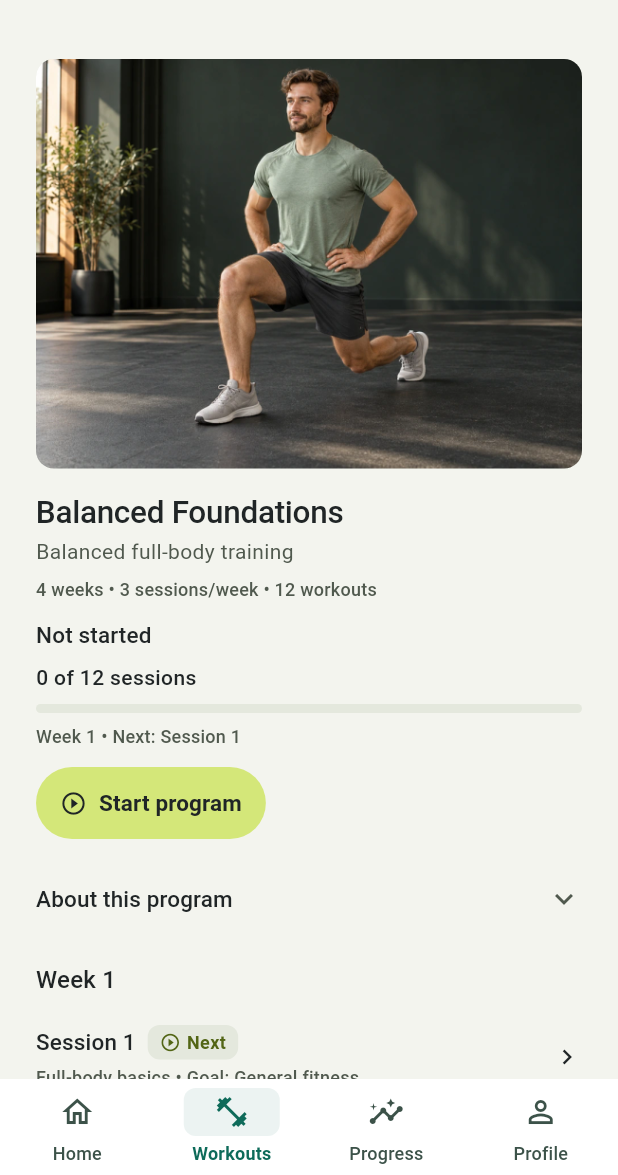
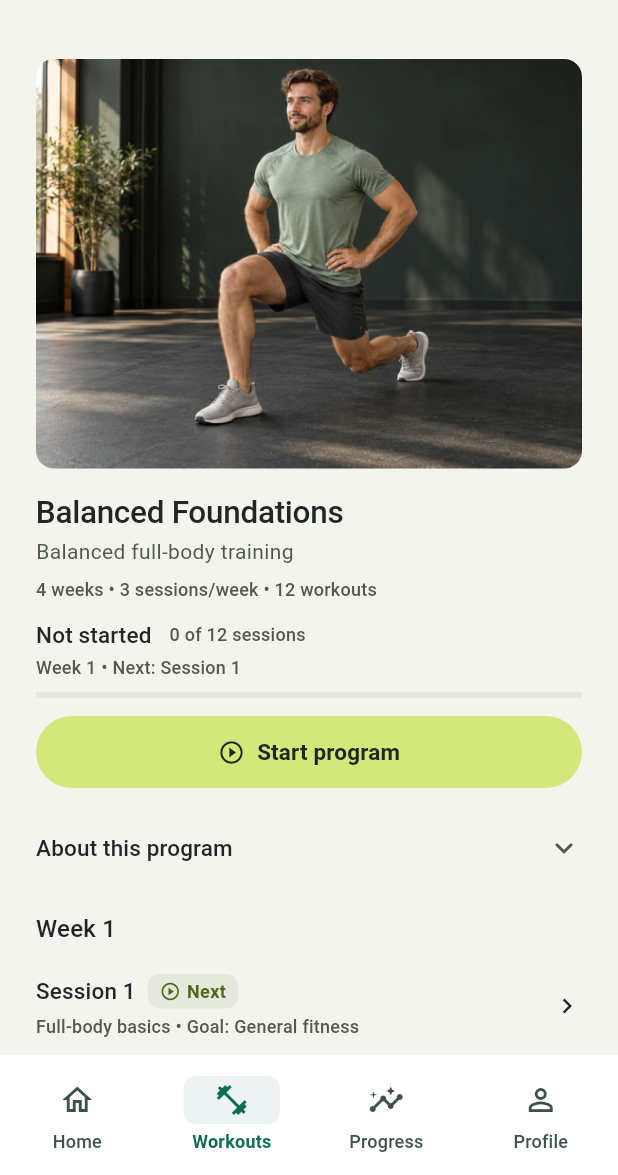
Before and after one commit to mu-spec/fitflow, a Flutter app: the _ProgramsOverviewContent screen opened directly, after a tap on "Balanced Foundations", on a phone screen of 412 x 824 dp, the part 61-1236 px from its top. Run offline on Flutter 3.47's test engine with Material 3 defaults, Android fonts, the phone set to English and light mode, and no system bars; our stand-ins replace file_picker, flutter_local_notifications, flutter_riverpod, flutter_timezone, flutter_tts, go_router and 2 more; accounts and stored records are empty.

Commit message:
Tighten Workouts and Programs layout and fix route label clearance

```diff
--- a/fitflow/lib/core/design/widgets/fitflow_navigation.dart
+++ b/fitflow/lib/core/design/widgets/fitflow_navigation.dart
@@ -25,12 +25,14 @@ class FitFlowNavigationShell extends StatelessWidget {
     required this.destinations,
     required this.selectedIndex,
     required this.onSelected,
+    this.bottomBarMinHeight,
   });
 
   final Widget body;
   final List<FitFlowNavDestination> destinations;
   final int selectedIndex;
   final ValueChanged<int> onSelected;
+  final double? bottomBarMinHeight;
 
   @override
   Widget build(BuildContext context) {
@@ -52,6 +54,7 @@ class FitFlowNavigationShell extends StatelessWidget {
         bottomNavigationBar: expanded
             ? null
             : _FitFlowBottomBar(
+                minHeight: bottomBarMinHeight,
                 destinations: destinations,
                 selectedIndex: selectedIndex,
                 onSelected: onSelected,
@@ -66,11 +69,13 @@ class _FitFlowBottomBar extends StatelessWidget {
     required this.destinations,
     required this.selectedIndex,
     required this.onSelected,
+    this.minHeight,
   });
 
   final List<FitFlowNavDestination> destinations;
   final int selectedIndex;
   final ValueChanged<int> onSelected;
+  final double? minHeight;
 
   @override
   Widget build(BuildContext context) {
@@ -81,7 +86,8 @@ class _FitFlowBottomBar extends StatelessWidget {
       ),
       child: NavigationBar(
         animationDuration: SystemMotion.standard(context),
-        height: MediaQuery.textScalerOf(context).scale(12) > 18 ? 96 : null,
+        height:
+            MediaQuery.textScalerOf(context).scale(12) > 18 ? 96 : minHeight,
         selectedIndex: selectedIndex,
         onDestinationSelected: onSelected,
         destinations: [
--- a/fitflow/lib/features/main/presentation/main_shell.dart
+++ b/fitflow/lib/features/main/presentation/main_shell.dart
@@ -1,4 +1,5 @@
 import 'package:fitflow/core/design/widgets/fitflow_navigation.dart';
+import 'package:fitflow/app/router/app_routes.dart';
 import 'package:fitflow/l10n/fitflow_l10n.dart';
 import 'package:flutter/material.dart';
 import 'package:go_router/go_router.dart';
@@ -15,7 +16,13 @@ class MainShell extends StatelessWidget {
   @override
   Widget build(BuildContext context) {
     final l10n = context.l10n;
+    final path = GoRouterState.of(context).uri.path;
+    final programsRoute =
+        path == AppRoutes.programs || path.startsWith('${AppRoutes.programs}/');
     return FitFlowNavigationShell(
+      // Programs uses the real shell, outside its scoped content theme.
+      // Leave room for icon + wrapped labels above the system safe area.
+      bottomBarMinHeight: programsRoute ? 80 : null,
       selectedIndex: navigationShell.currentIndex,
       onSelected: (index) {
         navigationShell.goBranch(
--- a/fitflow/lib/features/programs/presentation/program_detail_screen.dart
+++ b/fitflow/lib/features/programs/presentation/program_detail_screen.dart
@@ -76,8 +76,6 @@ class _ProgramDetailContent extends ConsumerWidget {
     final isRecommended =
         AdaptiveProgramRecommendationPolicy.isRecommended(definition.id, goal);
     final otherActive = programsState.activeProgramId != null && !isActive;
-    final compact = ProgramV2Layout.viewport(context).width >= 600 &&
-        !ProgramV2Layout.largeText(context);
 
     return Scaffold(
       backgroundColor: v.page,
@@ -104,10 +102,9 @@ class _ProgramDetailContent extends ConsumerWidget {
                 _ProgramDetailHeader(
                   definition: definition,
                   isRecommended: isRecommended,
-                  isActive: isActive,
                 ),
                 const SizedBox(height: FitFlowSpace.sm),
-                ProgramV2ProgressSummary(status: status, compact: compact),
+                ProgramV2ProgressSummary(status: status, isActive: isActive),
                 const SizedBox(height: FitFlowSpace.sm),
                 _ProgramActions(
                   definition: definition,
@@ -173,12 +170,10 @@ class _ProgramDetailHeader extends StatelessWidget {
   const _ProgramDetailHeader({
     required this.definition,
     required this.isRecommended,
-    required this.isActive,
   });
 
   final AdaptiveProgramDefinition definition;
   final bool isRecommended;
-  final bool isActive;
 
   @override
   Widget build(BuildContext context) {
@@ -205,20 +200,10 @@ class _ProgramDetailHeader extends StatelessWidget {
             style: text.bodyMedium?.copyWith(color: t.textSecondary)),
         const SizedBox(height: FitFlowSpace.xs),
         ProgramStructureLine(definition: definition),
-        if (isRecommended || isActive) ...[
+        if (isRecommended) ...[
           const SizedBox(height: FitFlowSpace.xs),
-          Wrap(
-            spacing: FitFlowSpace.sm,
-            runSpacing: FitFlowSpace.xxs,
-            children: [
-              if (isActive)
-                Text(context.l10n.trainingProgramActiveTitle,
-                    style: text.bodySmall?.copyWith(color: t.brand)),
-              if (isRecommended)
-                Text(context.l10n.trainingProgramRecommendedMatch,
-                    style: text.bodySmall?.copyWith(color: t.textSecondary)),
-            ],
-          ),
+          Text(context.l10n.trainingProgramRecommendedMatch,
+              style: text.bodySmall?.copyWith(color: t.textSecondary)),
         ],
       ],
     );
@@ -303,9 +288,18 @@ class _ProgramActions extends ConsumerWidget {
       ));
     }
 
-    return Wrap(
-        spacing: FitFlowSpace.xs,
-        runSpacing: FitFlowSpace.xs,
-        children: buttons);
+    return Column(
+      crossAxisAlignment: CrossAxisAlignment.stretch,
+      children: [
+        for (var i = 0; i < buttons.length; i++) ...[
+          if (i > 0) const SizedBox(height: FitFlowSpace.xs),
+          if (buttons[i] is FilledButton || buttons.length == 1)
+            buttons[i]
+          else
+            Align(
+                alignment: AlignmentDirectional.centerStart, child: buttons[i]),
+        ],
+      ],
+    );
   }
 }
--- a/fitflow/lib/features/programs/presentation/programs_overview_screen.dart
+++ b/fitflow/lib/features/programs/presentation/programs_overview_screen.dart
@@ -143,7 +143,7 @@ class _ProgramOverviewCard extends StatelessWidget {
         ? 80.0
         : 112.0;
     return Padding(
-      padding: const EdgeInsets.symmetric(vertical: FitFlowSpace.md),
+      padding: const EdgeInsets.symmetric(vertical: 12),
       child: Column(
         crossAxisAlignment: CrossAxisAlignment.stretch,
         children: [
@@ -179,22 +179,11 @@ class _ProgramOverviewCard extends StatelessWidget {
                               style: text.bodyMedium
                                   ?.copyWith(color: t.textSecondary)),
                           const SizedBox(height: FitFlowSpace.xs),
-                          ProgramStructureLine(definition: definition),
-                          if (isActive) ...[
-                            const SizedBox(height: FitFlowSpace.xs),
-                            Text(context.l10n.trainingProgramActiveTitle,
-                                style:
-                                    text.bodySmall?.copyWith(color: t.brand)),
-                          ],
+                          ProgramStructureLine(
+                              definition: definition, includeTotal: false),
                           if (isRecommended) ...[
                             const SizedBox(height: FitFlowSpace.xxs),
                             Text(context.l10n.trainingProgramRecommendedMatch,
-                                style: text.bodySmall
-                                    ?.copyWith(color: t.textSecondary)),
-                          ],
-                          if (!isActive && !status.hasProgress) ...[
-                            const SizedBox(height: FitFlowSpace.xs),
-                            Text(programStatusLabel(context, status),
                                 style: text.bodySmall
                                     ?.copyWith(color: t.textSecondary)),
                           ],
@@ -213,7 +202,10 @@ class _ProgramOverviewCard extends StatelessWidget {
           if (isActive || status.hasProgress) ...[
             const SizedBox(height: FitFlowSpace.sm),
             ProgramV2ProgressSummary(
-                status: status, showNext: isActive, compact: true),
+                status: status,
+                isActive: isActive,
+                showNext: isActive,
+                showBar: false),
           ],
           if (onContinue != null) ...[
             const SizedBox(height: FitFlowSpace.xs),
--- a/fitflow/lib/features/programs/presentation/widgets/program_widgets.dart
+++ b/fitflow/lib/features/programs/presentation/widgets/program_widgets.dart
@@ -164,18 +164,23 @@ class ProgramCompletionBar extends StatelessWidget {
 
 /// Compact structural facts: weeks • sessions/week • total workouts.
 class ProgramStructureLine extends StatelessWidget {
-  const ProgramStructureLine({super.key, required this.definition, this.color});
+  const ProgramStructureLine(
+      {super.key,
+      required this.definition,
+      this.color,
+      this.includeTotal = true});
 
   final AdaptiveProgramDefinition definition;
   final Color? color;
+  final bool includeTotal;
 
   @override
   Widget build(BuildContext context) {
     final theme = Theme.of(context);
     return Text(
       '${context.l10n.trainingProgramWeeks(definition.weekCount)} • '
-      '${context.l10n.trainingProgramPerWeek(definition.sessionsPerWeek)} • '
-      '${context.l10n.trainingProgramTotal(definition.totalSessionCount)}',
+      '${context.l10n.trainingProgramPerWeek(definition.sessionsPerWeek)}'
+      '${includeTotal ? ' • ${context.l10n.trainingProgramTotal(definition.totalSessionCount)}' : ''}',
       style: theme.textTheme.bodySmall?.copyWith(
         color: color ?? theme.colorScheme.onSurfaceVariant,
       ),
@@ -409,13 +414,15 @@ class ProgramV2ProgressSummary extends StatelessWidget {
     required this.status,
     this.onHero = false,
     this.showNext = true,
-    this.compact = false,
+    this.isActive = false,
+    this.showBar = true,
   });
 
   final AdaptiveProgramStatus status;
   final bool onHero;
   final bool showNext;
-  final bool compact;
+  final bool isActive;
+  final bool showBar;
 
   @override
   Widget build(BuildContext context) {
@@ -437,7 +444,9 @@ class ProgramV2ProgressSummary extends StatelessWidget {
           child: Text(
             status.isComplete
                 ? context.l10n.trainingProgramProgramComplete
-                : programStatusLabel(context, status),
+                : isActive
+                    ? context.l10n.trainingProgramActiveTitle
+                    : programStatusLabel(context, status),
             style: text.labelLarge?.copyWith(color: onHero ? v.onHero : null),
           ),
         ),
@@ -452,20 +461,30 @@ class ProgramV2ProgressSummary extends StatelessWidget {
     return Column(
       crossAxisAlignment: CrossAxisAlignment.start,
       children: [
-        if (compact)
-          Wrap(
-            spacing: FitFlowSpace.sm,
-            runSpacing: FitFlowSpace.xs,
-            crossAxisAlignment: WrapCrossAlignment.center,
-            children: [label, if (hasNext) nextLabel()],
-          )
-        else
-          label,
-        const SizedBox(height: FitFlowSpace.xs),
-        ProgramCompletionBar(status: status, onHero: onHero),
-        if (!compact && hasNext) ...[
+        Wrap(
+          spacing: FitFlowSpace.sm,
+          runSpacing: FitFlowSpace.xxs,
+          crossAxisAlignment: WrapCrossAlignment.center,
+          children: [
+            label,
+            Text(
+                context.l10n
+                    .trainingSessions(status.completedCount, status.totalCount),
+                style: text.bodySmall?.copyWith(color: t.textSecondary)),
+          ],
+        ),
+        if (hasNext) ...[
+          const SizedBox(height: FitFlowSpace.xxs),
+          nextLabel(),
+        ],
+        if (showBar) ...[
           const SizedBox(height: FitFlowSpace.xs),
-          nextLabel(),
+          LinearProgressIndicator(
+            value: status.completionFraction,
+            minHeight: 4,
+            semanticsLabel: context.l10n
+                .trainingSessions(status.completedCount, status.totalCount),
+          ),
         ],
       ],
     );
--- a/fitflow/lib/features/workouts/presentation/workouts_screen.dart
+++ b/fitflow/lib/features/workouts/presentation/workouts_screen.dart
@@ -75,7 +75,7 @@ class _WorkoutsContent extends ConsumerWidget {
                   // A. Page header — same header rhythm the product's
                   // canonical V2 Home established.
                   const _WorkoutsHeader(),
-                  const SizedBox(height: FitFlowSpace.lg),
+                  const SizedBox(height: FitFlowSpace.md),
 
                   // B. Active program continuation (renders nothing when no
                   // real program is active). Behavior and texts unchanged.
@@ -83,14 +83,14 @@ class _WorkoutsContent extends ConsumerWidget {
 
                   // Collection navigation, not an active/recommended program.
                   _entrance(context, const _ProgramsEntry()),
-                  const SizedBox(height: FitFlowSpace.lg),
+                  const SizedBox(height: FitFlowSpace.md),
 
                   // D. Custom Workouts — clearly user-authored content.
                   _entrance(
                     context,
                     _CustomWorkoutsSection(customAsync: customAsync),
                   ),
-                  const SizedBox(height: FitFlowSpace.lg),
+                  const SizedBox(height: FitFlowSpace.md),
 
                   // E. Explore — compact secondary tools, never rivaling
                   // the primary features.
--- a/fitflow/lib/l10n/app_en.arb
+++ b/fitflow/lib/l10n/app_en.arb
@@ -782,11 +782,11 @@
   "trainingAdaptiveHome": "Today’s workout",
   "trainingAdaptiveAction": "Go to Home",
   "trainingPrograms": "Programs",
-  "trainingProgramsHelp": "Structured plans that adapt to your level and setup.",
+  "trainingProgramsHelp": "Plans for your level and setup.",
   "trainingCustom": "Custom workouts",
   "trainingCreate": "Create workout",
   "trainingCreateCustom": "Create custom workout",
-  "trainingCustomHelp": "Build your own workout with exercises from your library.",
+  "trainingCustomHelp": "Choose exercises for your own workout.",
   "trainingCustomEmpty": "No custom workouts yet",
   "trainingCustomError": "Could not load custom workouts.",
   "trainingDeleteTitle": "Delete custom workout?",
--- a/fitflow/lib/l10n/app_localizations.dart
+++ b/fitflow/lib/l10n/app_localizations.dart
@@ -2516,7 +2516,7 @@ abstract class AppLocalizations {
   /// No description provided for @trainingProgramsHelp.
   ///
   /// In en, this message translates to:
-  /// **'Structured plans that adapt to your level and setup.'**
+  /// **'Plans for your level and setup.'**
   String get trainingProgramsHelp;
 
   /// No description provided for @trainingCustom.
@@ -2540,7 +2540,7 @@ abstract class AppLocalizations {
   /// No description provided for @trainingCustomHelp.
   ///
   /// In en, this message translates to:
-  /// **'Build your own workout with exercises from your library.'**
+  /// **'Choose exercises for your own workout.'**
   String get trainingCustomHelp;
 
   /// No description provided for @trainingCustomEmpty.
--- a/fitflow/lib/l10n/app_localizations_en.dart
+++ b/fitflow/lib/l10n/app_localizations_en.dart
@@ -1443,8 +1443,7 @@ class AppLocalizationsEn extends AppLocalizations {
   String get trainingPrograms => 'Programs';
 
   @override
-  String get trainingProgramsHelp =>
-      'Structured plans that adapt to your level and setup.';
+  String get trainingProgramsHelp => 'Plans for your level and setup.';
 
   @override
   String get trainingCustom => 'Custom workouts';
@@ -1456,8 +1455,7 @@ class AppLocalizationsEn extends AppLocalizations {
   String get trainingCreateCustom => 'Create custom workout';
 
   @override
-  String get trainingCustomHelp =>
-      'Build your own workout with exercises from your library.';
+  String get trainingCustomHelp => 'Choose exercises for your own workout.';
 
   @override
   String get trainingCustomEmpty => 'No custom workouts yet';
```
Also changed, not shown: 4 other files.
